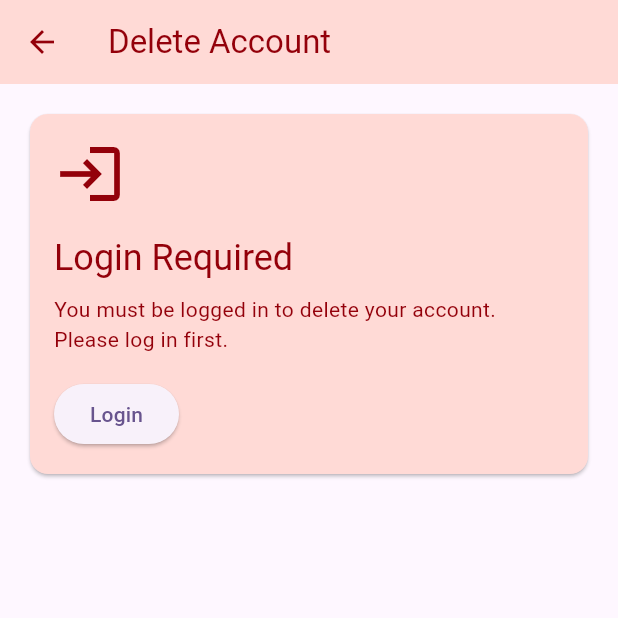
After one commit to shukebeta/new_words, a Flutter app: the DeleteAccountScreen screen opened by its route, on a phone screen of 412 x 824 dp, the top half of it. The commit adds this screen. Run offline on Flutter 3.47's test engine with Material 3 defaults, Android fonts, the phone set to English and light mode, and no system bars; our stand-ins replace dio, flutter_dotenv, flutter_markdown, get_it, logger, shared_preferences; missing offline and left inert: dart_jsonwebtoken, lazy_load_indexed_stack; accounts and stored records are empty; generated files the repository leaves out were written again.

Commit message:
Add deep link support for account deletion flow

```diff
--- a/lib/common/constants/routes.dart
+++ b/lib/common/constants/routes.dart
@@ -4,6 +4,7 @@ class Routes {
   static const String home = '/home';
   static const String mainMenu = '/main-menu';
   static const String settings = '/settings';
+  static const String deleteAccount = '/account/delete';
   static const String newWordsList = '/new-words-list';
   static const String wordDetail = '/word-detail';
 
--- /dev/null
+++ b/lib/features/settings/presentation/delete_account_screen.dart
@@ -0,0 +1,400 @@
+import 'package:flutter/material.dart';
+import 'package:provider/provider.dart';
+import 'package:new_words/providers/auth_provider.dart';
+import 'package:new_words/services/account_service_v2.dart';
+import 'package:new_words/dependency_injection.dart';
+import 'package:new_words/generated/app_localizations.dart';
+
+/// Dedicated screen for account deletion accessible via deep link
+class DeleteAccountScreen extends StatefulWidget {
+  const DeleteAccountScreen({super.key});
+
+  static const routeName = '/account/delete';
+
+  @override
+  State<DeleteAccountScreen> createState() => _DeleteAccountScreenState();
+}
+
+class _DeleteAccountScreenState extends State<DeleteAccountScreen> {
+  bool _isDeleting = false;
+  final TextEditingController _confirmationController = TextEditingController();
+  bool _isConfirmationValid = false;
+  static const String _requiredText = 'I AGREE';
+
+  @override
+  void initState() {
+    super.initState();
+    _confirmationController.addListener(_validateConfirmation);
+  }
+
+  @override
+  void dispose() {
+    _confirmationController.dispose();
+    super.dispose();
+  }
+
+  void _validateConfirmation() {
+    setState(() {
+      _isConfirmationValid = _confirmationController.text == _requiredText;
+    });
+  }
+
+  Future<void> _proceedWithDeletion(BuildContext context) async {
+    if (!_isConfirmationValid) {
+      final localizations = AppLocalizations.of(context)!;
+      ScaffoldMessenger.of(context).showSnackBar(
+        SnackBar(
+          content: Text('Please type "$_requiredText" to confirm deletion'),
+          backgroundColor: Theme.of(context).colorScheme.error,
+        ),
+      );
+      return;
+    }
+
+    final localizations = AppLocalizations.of(context)!;
+
+    final confirmed = await showDialog<bool>(
+      context: context,
+      barrierDismissible: false,
+      builder: (context) => AlertDialog(
+        title: Text(localizations.deleteAccount),
+        content: Column(
+          mainAxisSize: MainAxisSize.min,
+          crossAxisAlignment: CrossAxisAlignment.start,
+          children: [
+            Icon(
+              Icons.warning_amber,
+              size: 48,
+              color: Theme.of(context).colorScheme.error,
+            ),
+            const SizedBox(height: 16),
+            Text(
+              localizations.finalWarningTitle,
+              style: TextStyle(
+                color: Theme.of(context).colorScheme.error,
+                fontWeight: FontWeight.bold,
+                fontSize: 18,
+              ),
+            ),
+            const SizedBox(height: 16),
+            Text(localizations.deleteAccountFinalWarning),
+            const SizedBox(height: 16),
+            Text(localizations.finalConfirmationQuestion),
+          ],
+        ),
+        actions: [
+          TextButton(
+            onPressed: () => Navigator.of(context).pop(false),
+            child: Text(localizations.cancelButton),
+          ),
+          ElevatedButton(
+            onPressed: () => Navigator.of(context).pop(true),
+            style: ElevatedButton.styleFrom(
+              backgroundColor: Theme.of(context).colorScheme.error,
+              foregroundColor: Theme.of(context).colorScheme.onError,
+            ),
+            child: Text('DELETE PERMANENTLY'),
+          ),
+        ],
+      ),
+    );
+
+    if (confirmed == true && context.mounted) {
+      await _deleteAccount(context);
+    }
+  }
+
+  Future<void> _deleteAccount(BuildContext context) async {
+    final localizations = AppLocalizations.of(context)!;
+    final authProvider = Provider.of<AuthProvider>(context, listen: false);
+    final accountService = locator<AccountServiceV2>();
+
+    setState(() {
+      _isDeleting = true;
+    });
+
+    try {
+      await accountService.deleteAccount();
+
+      if (context.mounted) {
+        setState(() {
+          _isDeleting = false;
+        });
+
+        // Clear local data and logout
+        await authProvider.logout();
+
+        // Show success message
+        ScaffoldMessenger.of(context).showSnackBar(
+          SnackBar(
+            content: Text(localizations.accountDeletedSuccessfully),
+            backgroundColor: Colors.green,
+          ),
+        );
+
+        // Navigate to login screen
+        Navigator.of(context).pushReplacementNamed('/login');
+      }
+    } catch (e) {
+      if (context.mounted) {
+        setState(() {
+          _isDeleting = false;
+        });
+
+        ScaffoldMessenger.of(context).showSnackBar(
+          SnackBar(
+            content: Text('${localizations.accountDeletionFailed}: $e'),
+            backgroundColor: Theme.of(context).colorScheme.error,
+          ),
+        );
+      }
+    }
+  }
+
+  @override
+  Widget build(BuildContext context) {
+    final localizations = AppLocalizations.of(context)!;
+    final authProvider = Provider.of<AuthProvider>(context);
+
+    return Scaffold(
+      appBar: AppBar(
+        title: Text(localizations.deleteAccount),
+        backgroundColor: Theme.of(context).colorScheme.errorContainer,
+        foregroundColor: Theme.of(context).colorScheme.onErrorContainer,
+      ),
+      body: LayoutBuilder(
+        builder: (context, constraints) {
+          // Make it responsive for web
+          final isWideScreen = constraints.maxWidth > 600;
+          final maxWidth = isWideScreen ? 600.0 : double.infinity;
+
+          return Center(
+            child: Container(
+              width: maxWidth,
+              padding: const EdgeInsets.all(16.0),
+              child: SingleChildScrollView(
+                child: ConstrainedBox(
+                  constraints: BoxConstraints(
+                    minHeight: constraints.maxHeight - 32, // Account for padding
+                  ),
+                  child: Column(
+                    crossAxisAlignment: CrossAxisAlignment.start,
+                    children: [
+                      // Check if user is authenticated
+                      if (!authProvider.isAuthenticated) ...[
+                        Card(
+                          color: Theme.of(context).colorScheme.errorContainer,
+                          child: Padding(
+                            padding: const EdgeInsets.all(16.0),
+                            child: Column(
+                              crossAxisAlignment: CrossAxisAlignment.start,
+                              children: [
+                                Icon(
+                                  Icons.login,
+                                  size: 48,
+                                  color: Theme.of(context).colorScheme.onErrorContainer,
+                                ),
+                                const SizedBox(height: 16),
+                                Text(
+                                  'Login Required',
+                                  style: Theme.of(context).textTheme.headlineSmall?.copyWith(
+                                    color: Theme.of(context).colorScheme.onErrorContainer,
+                                  ),
+                                ),
+                                const SizedBox(height: 8),
+                                Text(
+                                  'You must be logged in to delete your account. Please log in first.',
+                                  style: Theme.of(context).textTheme.bodyMedium?.copyWith(
+                                    color: Theme.of(context).colorScheme.onErrorContainer,
+                                  ),
+                                ),
+                                const SizedBox(height: 16),
+                                ElevatedButton(
+                                  onPressed: () => Navigator.of(context).pushReplacementNamed('/login'),
+                                  child: const Text('Login'),
+                                ),
+                              ],
+                            ),
+                          ),
+                        ),
+                      ] else ...[
+                        // User is authenticated, show deletion UI
+                        Text(
+                          localizations.deleteAccountSubtitle,
+                          style: Theme.of(context).textTheme.bodyLarge?.copyWith(
+                            fontWeight: FontWeight.bold,
+                          ),
+                        ),
+                        const SizedBox(height: 24),
+                        Text(
+                          localizations.deleteAccountWarning,
+                          style: Theme.of(context).textTheme.bodyLarge,
+                        ),
+                        const SizedBox(height: 16),
+                        Text(
+                          localizations.deleteAccountDataList,
+                          style: Theme.of(context).textTheme.bodyMedium?.copyWith(
+                            fontWeight: FontWeight.w600,
+                          ),
+                        ),
+                        const SizedBox(height: 8),
+                        Text('• ${localizations.deleteAccountData}'),
+                        Text('• ${localizations.deleteSettingsData}'),
+                        Text('• ${localizations.deleteVocabularyData}'),
+                        Text('• ${localizations.deleteStoriesData}'),
+                        Text('• ${localizations.deleteLearningProgressData}'),
+                        const SizedBox(height: 24),
+                        Text(
+                          localizations.deleteAccountFinalWarning,
+                          style: TextStyle(
+                            color: Theme.of(context).colorScheme.error,
+                            fontWeight: FontWeight.bold,
+                            fontSize: 16,
+                          ),
+                        ),
+                        const SizedBox(height: 32),
+                        // Confirmation input section
+                        Container(
+                          padding: const EdgeInsets.all(16),
+                          decoration: BoxDecoration(
+                            border: Border.all(
+                              color: Theme.of(context).colorScheme.error.withOpacity(0.5),
+                              width: 2,
+                            ),
+                            borderRadius: BorderRadius.circular(12),
+                            color: Theme.of(context).colorScheme.errorContainer.withOpacity(0.1),
+                          ),
+                          child: Column(
+                            crossAxisAlignment: CrossAxisAlignment.start,
+                            children: [
+                              Text(
+                                localizations.typeToConfirm,
+                                style: Theme.of(context).textTheme.bodyMedium?.copyWith(
+                                  fontWeight: FontWeight.w600,
+                                ),
+                              ),
+                              const SizedBox(height: 12),
+                              TextField(
+                                controller: _confirmationController,
+                                decoration: InputDecoration(
+                                  hintText: localizations.typeIAgreeHere,
+                                  border: OutlineInputBorder(
+                                    borderRadius: BorderRadius.circular(8),
+                                  ),
+                                  errorBorder: OutlineInputBorder(
+                                    borderRadius: BorderRadius.circular(8),
+                                    borderSide: BorderSide(
+                                      color: Theme.of(context).colorScheme.error,
+                                      width: 2,
+                                    ),
+                                  ),
+                                  focusedBorder: OutlineInputBorder(
+                                    borderRadius: BorderRadius.circular(8),
+                                    borderSide: BorderSide(
+                                      color: _isConfirmationValid
+                                          ? Colors.green
+                                          : Theme.of(context).colorScheme.primary,
+                                      width: 2,
+                                    ),
+                                  ),
+                                  prefixIcon: Icon(
+                                    _isConfirmationValid ? Icons.check_circle : Icons.error,
+                                    color: _isConfirmationValid
+                                        ? Colors.green
+                                        : Theme.of(context).colorScheme.error,
+                                  ),
+                                  suffixText: _isConfirmationValid ? '✓' : '',
+                                  suffixStyle: const TextStyle(
+                                    color: Colors.green,
+                                    fontWeight: FontWeight.bold,
+                                    fontSize: 18,
+                                  ),
+                                ),
+                                style: TextStyle(
+                                  fontWeight: FontWeight.bold,
+                                  color: _isConfirmationValid
+                                      ? Colors.green
+                                      : Theme.of(context).colorScheme.onSurface,
+                                ),
+                              ),
+                              const SizedBox(height: 8),
+                              Text(
+                                _confirmationController.text.isEmpty
+                                    ? localizations.pleaseTypeExactText
+                                    : _isConfirmationValid
+                                        ? localizations.confirmationTextMatches
+                                        : localizations.textMustMatchExactly,
+                                style: TextStyle(
+                                  fontSize: 12,
+                                  color: _confirmationController.text.isEmpty
+                                      ? Theme.of(context).colorScheme.onSurface.withOpacity(0.6)
+                                      : _isConfirmationValid
+                                          ? Colors.green
+                                          : Theme.of(context).colorScheme.error,
+                                  fontWeight: _isConfirmationValid ? FontWeight.w500 : FontWeight.normal,
+                                ),
+                              ),
+                              const SizedBox(height: 16), // Space between input and button
+                              SizedBox(
+                                width: double.infinity,
+                                child: ElevatedButton(
+                                  onPressed: (_isDeleting || !_isConfirmationValid)
+                                      ? null
+                                      : () => _proceedWithDeletion(context),
+                                  style: ElevatedButton.styleFrom(
+                                    backgroundColor: Theme.of(context).colorScheme.error,
+                                    foregroundColor: Theme.of(context).colorScheme.onError,
+                                    padding: const EdgeInsets.symmetric(vertical: 16),
+                                    disabledBackgroundColor: Theme.of(context).colorScheme.onSurface.withOpacity(0.12),
+                                  ),
+                                  child: _isDeleting
+                                      ? Row(
+                                          mainAxisSize: MainAxisSize.min,
+                                          children: [
+                                            const SizedBox(
+                                              width: 16,
+                                              height: 16,
+                                              child: CircularProgressIndicator(
+                                                strokeWidth: 2,
+                                                color: Colors.white,
+                                              ),
+                                            ),
+                                            const SizedBox(width: 8),
+                                            Text(localizations.deletingAccount),
+                                          ],
+                                        )
+                                      : Text(
+                                          _isConfirmationValid
+                                              ? localizations.deleteAccountPermanently
+                                              : localizations.typeIAgreeToEnable,
+                                          style: const TextStyle(
+                                            fontSize: 16,
+                                            fontWeight: FontWeight.bold,
+                                          ),
+                                        ),
+                                ),
+                              ),
+                            ],
+                          ),
+                        ),
+                        const SizedBox(height: 24), // Space before cancel button
+                        SizedBox(
+                          width: double.infinity,
+                          child: OutlinedButton(
+                            onPressed: _isDeleting ? null : () => Navigator.of(context).pop(),
+                            child: Text(localizations.cancelButton),
+                          ),
+                        ),
+                        const SizedBox(height: 32), // Extra bottom padding for web
+                      ],
+                    ],
+                  ),
+                ),
+              ),
+            ),
+          );
+        },
+      ),
+    );
+  }
+}
--- a/lib/l10n/app_en.arb
+++ b/lib/l10n/app_en.arb
@@ -126,5 +126,14 @@
   "deleteAccountConfirm": "Delete Account",
   "deletingAccount": "Deleting account...",
   "accountDeletedSuccessfully": "Account deleted successfully",
-  "accountDeletionFailed": "Account deletion failed"
+  "accountDeletionFailed": "Account deletion failed",
+  "typeToConfirm": "To confirm deletion, type \"I AGREE\" below:",
+  "typeIAgreeHere": "Type I AGREE here",
+  "pleaseTypeExactText": "Please type the exact text above",
+  "confirmationTextMatches": "Confirmation text matches ✓",
+  "textMustMatchExactly": "Text must match exactly (case-sensitive)",
+  "finalWarningTitle": "This is your final warning!",
+  "deleteAccountPermanently": "DELETE ACCOUNT PERMANENTLY",
+  "typeIAgreeToEnable": "Type \"I AGREE\" to enable deletion",
+  "finalConfirmationQuestion": "Are you absolutely sure you want to delete your account permanently?"
 }
```
Also changed, not shown: lib/l10n/app_de.arb (+10 -1 lines), lib/l10n/app_es.arb (+10 -1 lines), lib/l10n/app_fr.arb (+10 -1 lines), lib/l10n/app_ja.arb (+10 -1 lines), lib/l10n/app_ko.arb (+10 -1 lines), lib/l10n/app_zh.arb (+10 -1 lines), lib/main.dart (+33 -2 lines), 1 other file.
